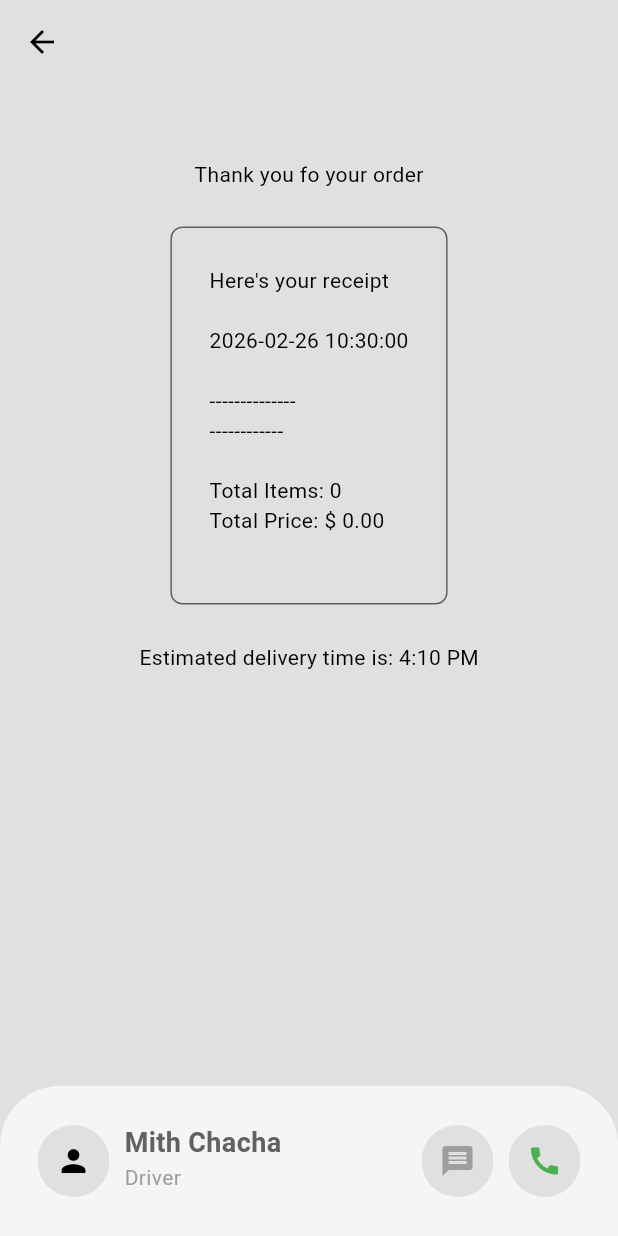
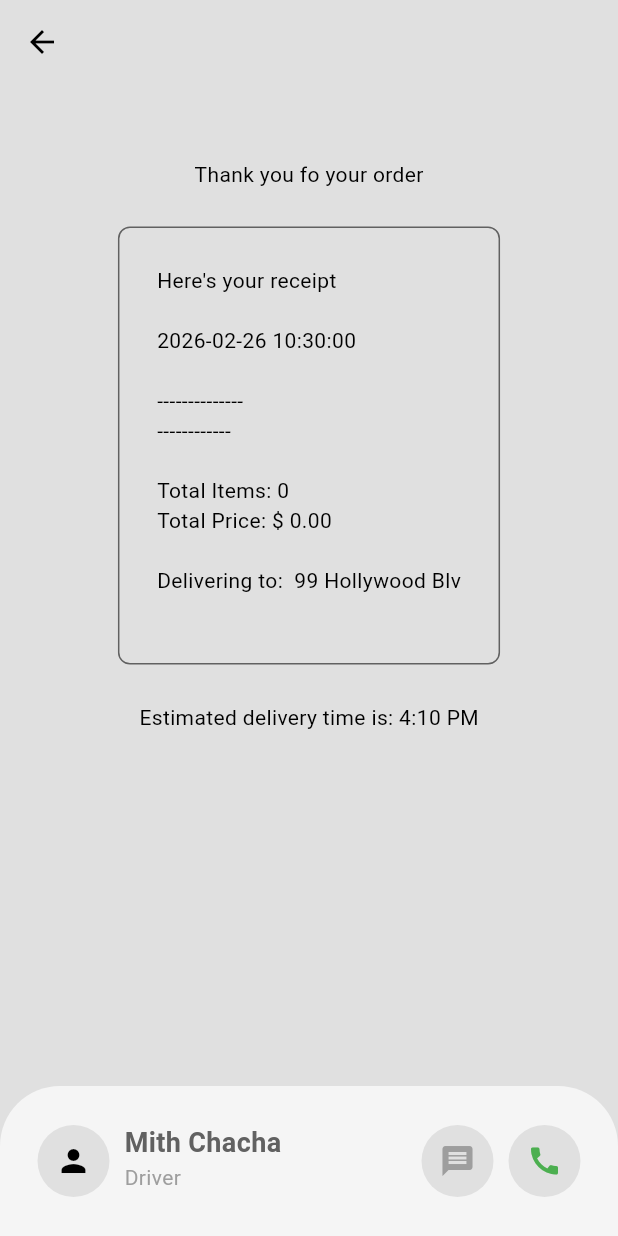
Before and after one commit to Vladimir182/Food_Delovery_app, a Flutter app: the DeliveryProgressPage screen opened directly, on a phone screen of 412 x 824 dp. Run offline on Flutter 3.47's test engine with Material 3 defaults, Android fonts, the phone set to English and light mode, and no system bars; our stand-ins replace cloud_firestore, firebase_auth, firebase_core, flutter_credit_card, lottie, shared_preferences; accounts and stored records are empty; generated files the repository leaves out were written again; network calls fail.

Commit message:
feat: add deliveryAddress field to database

```diff
--- a/lib/models/restaurant.dart
+++ b/lib/models/restaurant.dart
@@ -305,6 +305,11 @@ class Restaurant extends ChangeNotifier {
     ),
   ];
 
+  //user cart
+  final List<CartItem> _cart = [];
+
+  // delivery address (which user can change/update)
+  String _deliveryAddress = '99 Hollywood Blv';
   /*
 
     GETTERS
@@ -313,11 +318,9 @@ class Restaurant extends ChangeNotifier {
 
   List<Food> get menu => _menu;
   List<CartItem> get cart => _cart;
+  String get deliveryAddress => _deliveryAddress;
 
   // OPERATIONS
-
-  //user cart
-  final List<CartItem> _cart = [];
 
   // add to cart
   void addToCart(Food food, List<Addon> selectedAddons) {
@@ -388,6 +391,12 @@ class Restaurant extends ChangeNotifier {
     notifyListeners();
   }
 
+  // update delivery address
+  void updateDeliveryAddress(String newAddress) {
+    _deliveryAddress = newAddress;
+    notifyListeners();
+  }
+
   /*
 
     HELPERS
@@ -422,6 +431,8 @@ class Restaurant extends ChangeNotifier {
     receipt.writeln();
     receipt.writeln('Total Items: ${getTotalItemCount()}');
     receipt.writeln('Total Price: ${_formatPrice(getTotalPrice())}');
+    receipt.writeln();
+    receipt.writeln('Delivering to:  $deliveryAddress');
 
     return receipt.toString();
   }
```
Also changed, not shown: lib/components/my_current_location.dart (+17 -4 lines).
